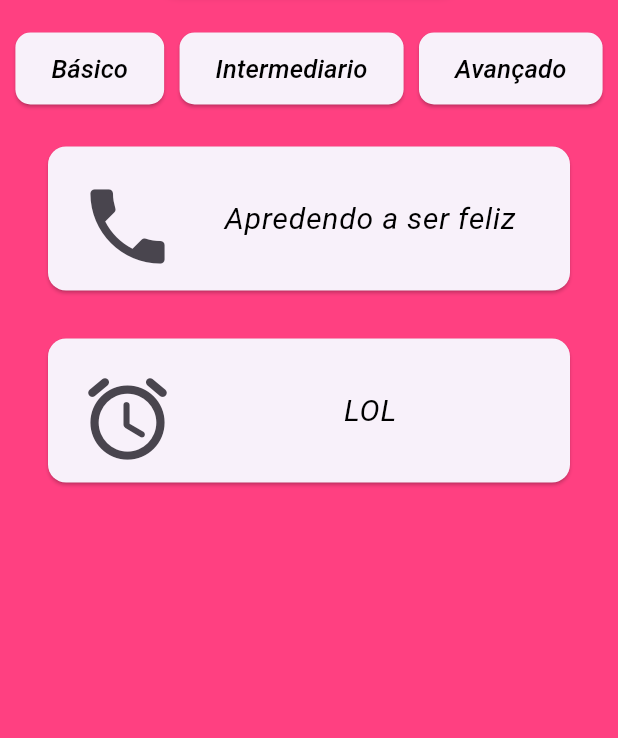
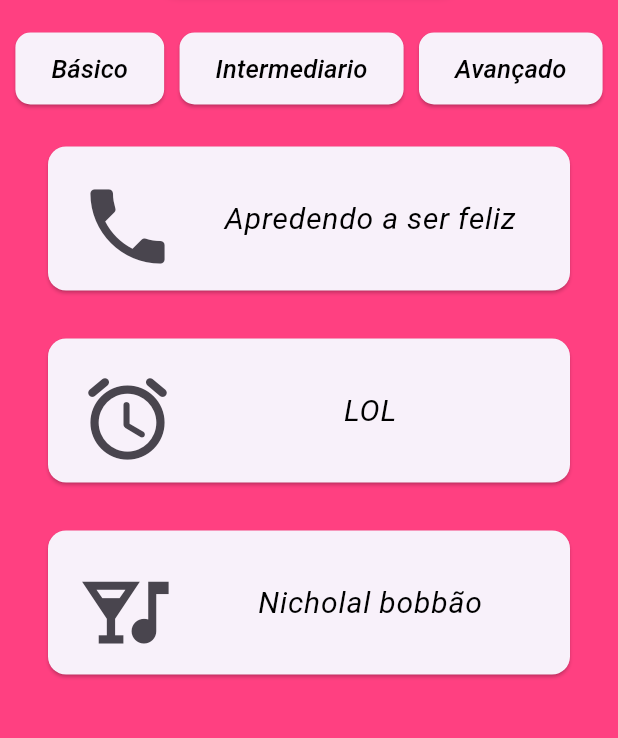
Before and after one commit to RobertAlvesVS/TCC_New_Future, a Flutter app: the screen it shows after launch, on a phone screen of 412 x 824 dp, the part 131-869 px from its top. Run offline on Flutter 3.47's test engine with Material 2 defaults, Android fonts, the phone set to English and light mode, and no system bars; our stand-ins replace youtube_player_flutter.

Commit message:
Back-End Pronto

```diff
--- a/lib/controller/card_repository.dart
+++ b/lib/controller/card_repository.dart
@@ -7,22 +7,43 @@ class CardRepository {
         titulo: "Apredendo a ser feliz",
         icon: const Icon(
           Icons.phone,
-        )),
+        ),
+        urlYT: 'https://www.youtube.com/watch?v=uqC7tXczvtQ'),
     CardModel(
         titulo: "LOL",
         icon: const Icon(
           Icons.access_alarm_rounded,
-        ))
+        ),
+        urlYT: 'https://www.youtube.com/watch?v=qkbbxOKJmec'),
+    CardModel(
+        titulo: 'Nicholal bobbão',
+        icon: const Icon(Icons.nightlife),
+        urlYT: 'https://www.youtube.com/watch?v=c_jx0DR3noQ')
   ];
 
   static List<CardModel> cardIntermediario = [
-    CardModel(titulo: 'Titulo Bagulho', icon: const Icon(Icons.lock)),
-    CardModel(titulo: 'Titulo Bagulho', icon: const Icon(Icons.lock)),
+    CardModel(
+        titulo: 'Titulo Bagulho',
+        icon: const Icon(Icons.lock),
+        urlYT: 'https://www.youtube.com/watch?v=qkbbxOKJmec'),
+    CardModel(
+        titulo: 'Titulo Bagulho',
+        icon: const Icon(Icons.lock),
+        urlYT: 'https://www.youtube.com/watch?v=uqC7tXczvtQ'),
   ];
 
   static List<CardModel> cardAvancado = [
-    CardModel(titulo: 'Avançado', icon: const Icon(Icons.key)),
-    CardModel(titulo: 'Avançado', icon: const Icon(Icons.key)),
-    CardModel(titulo: 'Avançado', icon: const Icon(Icons.key)),
+    CardModel(
+        titulo: 'Avançado',
+        icon: const Icon(Icons.key),
+        urlYT: 'https://www.youtube.com/watch?v=uqC7tXczvtQ'),
+    CardModel(
+        titulo: 'Avançado',
+        icon: const Icon(Icons.key),
+        urlYT: 'https://www.youtube.com/watch?v=uqC7tXczvtQ'),
+    CardModel(
+        titulo: 'Avançado',
+        icon: const Icon(Icons.key),
+        urlYT: 'https://www.youtube.com/watch?v=uqC7tXczvtQ'),
   ];
 }
--- a/lib/models/card_model.dart
+++ b/lib/models/card_model.dart
@@ -3,7 +3,7 @@ import 'package:flutter/material.dart';
 class CardModel {
   final String titulo;
   final Icon icon;
-  String urlYT;
+  final String urlYT;
 
-  CardModel({required this.titulo, required this.icon, this.urlYT = ''});
+  CardModel({required this.titulo, required this.icon, required this.urlYT});
 }
--- a/lib/pages/basico.dart
+++ b/lib/pages/basico.dart
@@ -12,18 +12,6 @@ class Basico extends StatefulWidget {
 class _BasicoState extends State<Basico> {
   final cardBasico = CardRepository.cardBasico;
   late YoutubePlayerController controller;
-  @override
-  void initState() {
-    super.initState();
-    const url = 'https://www.youtube.com/watch?v=QCz9bI5ahek';
-    controller = YoutubePlayerController(
-      initialVideoId: YoutubePlayer.convertUrlToId(url)!,
-      flags: const YoutubePlayerFlags(
-        autoPlay: true,
-        mute: false,
-      ),
-    );
-  }
 
   @override
   Widget build(BuildContext context) {
@@ -46,18 +34,27 @@ class _BasicoState extends State<Basico> {
             onTap: () {
               Navigator.push(context, MaterialPageRoute(
                 builder: (context) {
-                  return Scaffold(
-                      body: YoutubePlayerBuilder(
-                          player: YoutubePlayer(
-                            controller: controller,
-                          ),
-                          builder: (context, player) {
-                            return Column(
-                              children: [
-                                player,
-                              ],
-                            );
-                          }));
+                  controller = YoutubePlayerController(
+                    initialVideoId:
+                        YoutubePlayer.convertUrlToId(cardBasico[index].urlYT)!,
+                    flags: const YoutubePlayerFlags(
+                      autoPlay: true,
+                      mute: false,
+                    ),
+                  );
+                  return YoutubePlayerBuilder(
+                      player: YoutubePlayer(
+                        controller: controller,
+                        onReady: () {
+                          controller.toggleFullScreenMode();
+                        },
+                        onEnded: (metaData) {
+                          Navigator.pop(context);
+                        },
+                      ),
+                      builder: (context, player) {
+                        return player;
+                      });
                 },
               ));
             },
```
